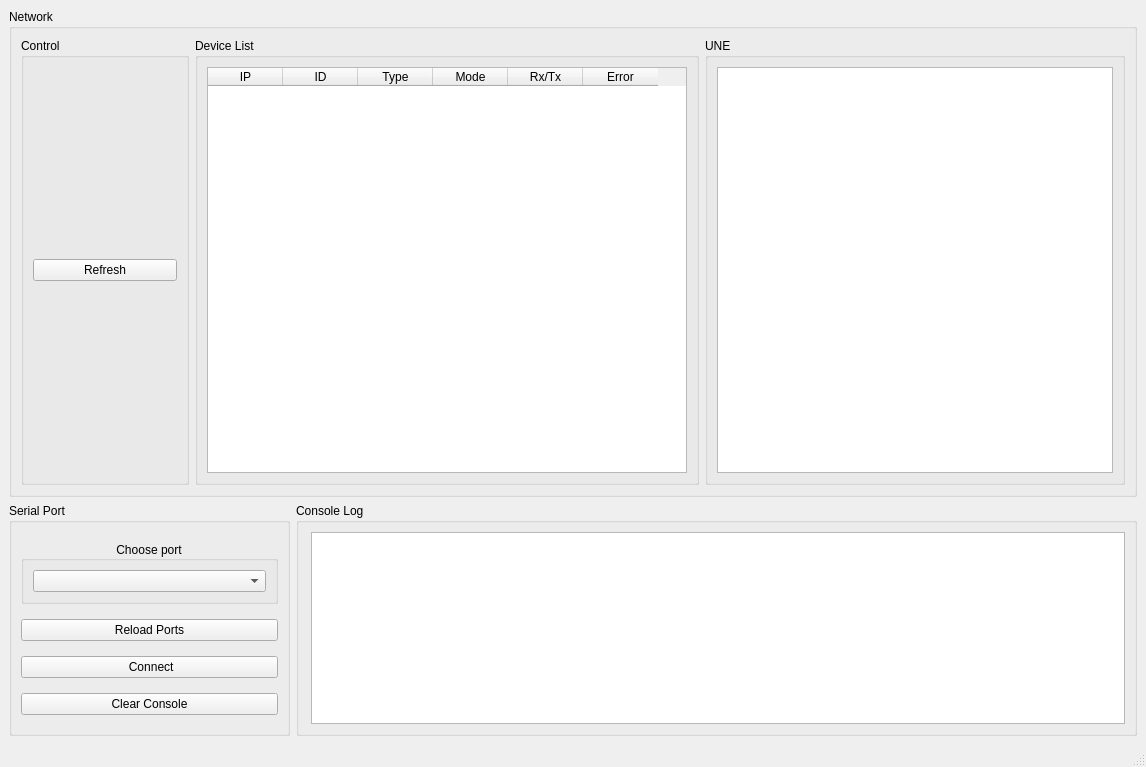
Qt form src/main/resources/ui_qt/mainwindow.ui (DemianZ/UWB-Open-RTLS-Configurator) before a commit.
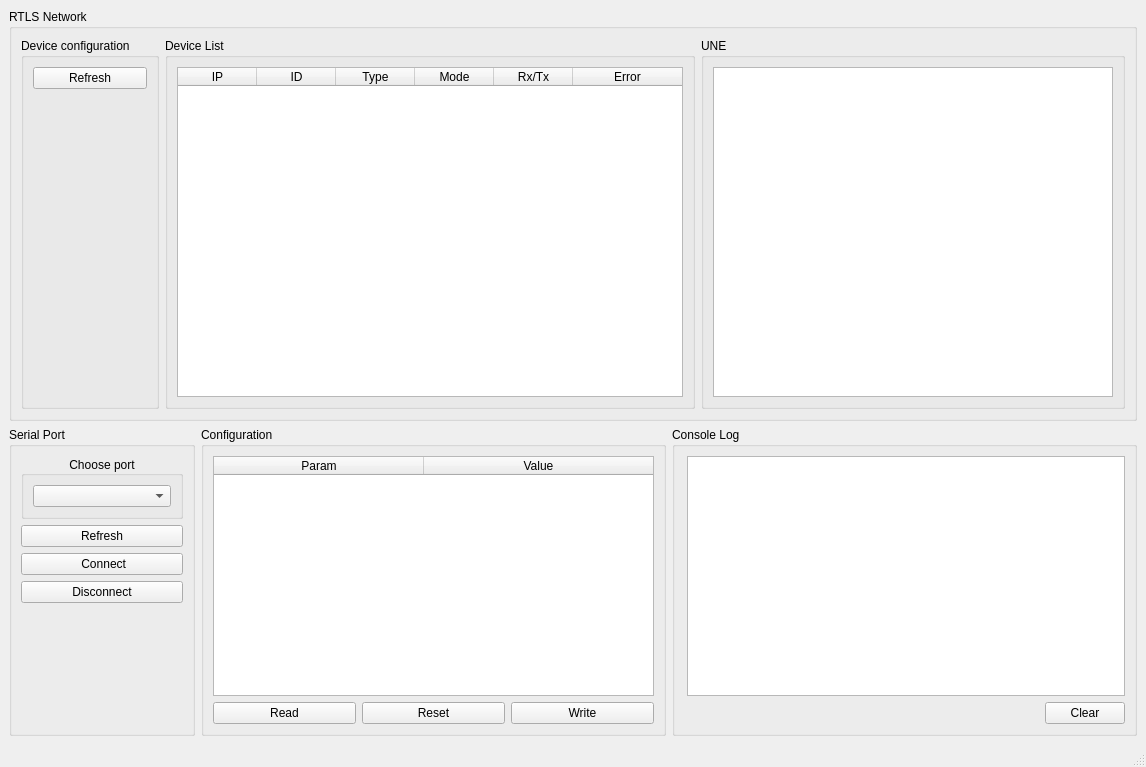
The same form after that commit.

What changed in the file:
```diff
--- a/src/main/resources/ui_qt/mainwindow.ui
+++ b/src/main/resources/ui_qt/mainwindow.ui
@@ -13,6 +13,18 @@
   <property name="windowTitle">
    <string>MainWindow</string>
   </property>
+  <property name="autoFillBackground">
+   <bool>false</bool>
+  </property>
+  <property name="animated">
+   <bool>false</bool>
+  </property>
+  <property name="tabShape">
+   <enum>QTabWidget::Rounded</enum>
+  </property>
+  <property name="unifiedTitleAndToolBarOnMac">
+   <bool>false</bool>
+  </property>
   <widget class="QWidget" name="centralwidget">
    <property name="sizePolicy">
     <sizepolicy hsizetype="Preferred" vsizetype="Preferred">
@@ -22,7 +34,7 @@
    </property>
    <layout class="QVBoxLayout" name="verticalLayout_2">
     <item>
-     <layout class="QVBoxLayout" name="verticalLayout_network">
+     <layout class="QVBoxLayout" name="verticalLayout_network" stretch="4,3">
       <item>
        <widget class="QGroupBox" name="groupBox_network">
         <property name="sizePolicy">
@@ -32,13 +44,13 @@
          </sizepolicy>
         </property>
         <property name="title">
-         <string>Network</string>
+         <string>RTLS Network</string>
         </property>
-        <layout class="QHBoxLayout" name="horizontalLayout_2" stretch="2,6,5">
+        <layout class="QHBoxLayout" name="horizontalLayout_2" stretch="1,5,4">
          <item>
           <widget class="QGroupBox" name="groupBox">
            <property name="title">
-            <string>Control</string>
+            <string>Device configuration</string>
            </property>
            <layout class="QVBoxLayout" name="verticalLayout_5">
             <item>
@@ -48,6 +60,19 @@
               </property>
              </widget>
             </item>
+            <item>
+             <spacer name="verticalSpacer_2">
+              <property name="orientation">
+               <enum>Qt::Vertical</enum>
+              </property>
+              <property name="sizeHint" stdset="0">
+               <size>
+                <width>20</width>
+                <height>40</height>
+               </size>
+              </property>
+             </spacer>
+            </item>
            </layout>
           </widget>
          </item>
@@ -81,7 +106,10 @@
                <bool>false</bool>
               </attribute>
               <attribute name="horizontalHeaderDefaultSectionSize">
-               <number>75</number>
+               <number>79</number>
+              </attribute>
+              <attribute name="horizontalHeaderStretchLastSection">
+               <bool>true</bool>
               </attribute>
               <column>
                <property name="text">
@@ -134,7 +162,7 @@
        </widget>
       </item>
       <item>
-       <layout class="QHBoxLayout" name="horizontalLayout_serial">
+       <layout class="QHBoxLayout" name="horizontalLayout_serial" stretch="2,5,5">
         <item>
          <widget class="QGroupBox" name="groupBox_serial">
           <property name="sizePolicy">
@@ -181,7 +209,7 @@
            <item>
             <widget class="QPushButton" name="pushButton_reloadPorts">
              <property name="text">
-              <string>Reload Ports</string>
+              <string>Refresh</string>
              </property>
             </widget>
            </item>
@@ -199,17 +227,96 @@
             </widget>
            </item>
            <item>
-            <widget class="QPushButton" name="pushButton_clear">
-             <property name="sizePolicy">
-              <sizepolicy hsizetype="Minimum" vsizetype="Fixed">
-               <horstretch>0</horstretch>
-               <verstretch>0</verstretch>
-              </sizepolicy>
-             </property>
+            <widget class="QPushButton" name="pushButton_disconnect">
              <property name="text">
-              <string>Clear Console</string>
+              <string>Disconnect</string>
              </property>
             </widget>
+           </item>
+           <item>
+            <spacer name="verticalSpacer">
+             <property name="orientation">
+              <enum>Qt::Vertical</enum>
+             </property>
+             <property name="sizeHint" stdset="0">
+              <size>
+               <width>20</width>
+               <height>40</height>
+              </size>
+             </property>
+            </spacer>
+           </item>
+          </layout>
+         </widget>
+        </item>
+        <item>
+         <widget class="QGroupBox" name="groupBox_config">
+          <property name="title">
+           <string>Configuration</string>
+          </property>
+          <layout class="QVBoxLayout" name="verticalLayout_7">
+           <item>
+            <widget class="QTableWidget" name="tableWidget_config">
+             <property name="sizeAdjustPolicy">
+              <enum>QAbstractScrollArea::AdjustIgnored</enum>
+             </property>
+             <property name="sortingEnabled">
+              <bool>true</bool>
+             </property>
+             <property name="rowCount">
+              <number>0</number>
+             </property>
+             <property name="columnCount">
+              <number>2</number>
+             </property>
+             <attribute name="horizontalHeaderCascadingSectionResizes">
+              <bool>false</bool>
+             </attribute>
+             <attribute name="horizontalHeaderDefaultSectionSize">
+              <number>210</number>
+             </attribute>
+             <attribute name="horizontalHeaderHighlightSections">
+              <bool>true</bool>
+             </attribute>
+             <attribute name="horizontalHeaderStretchLastSection">
+              <bool>true</bool>
+             </attribute>
+             <column>
+              <property name="text">
+               <string>Param</string>
+              </property>
+             </column>
+             <column>
+              <property name="text">
+               <string>Value</string>
+              </property>
+             </column>
+            </widget>
+           </item>
+           <item>
+            <layout class="QHBoxLayout" name="horizontalLayout_configButtons">
+             <item>
+              <widget class="QPushButton" name="pushButton_rdConfig">
+               <property name="text">
+                <string>Read</string>
+               </property>
+              </widget>
+             </item>
+             <item>
+              <widget class="QPushButton" name="pushButton_resetConfig">
+               <property name="text">
+                <string>Reset</string>
+               </property>
+              </widget>
+             </item>
+             <item>
+              <widget class="QPushButton" name="pushButton_wrConfig">
+               <property name="text">
+                <string>Write</string>
+               </property>
+              </widget>
+             </item>
+            </layout>
            </item>
           </layout>
          </widget>
@@ -225,7 +332,7 @@
           <property name="title">
            <string>Console Log</string>
           </property>
-          <layout class="QVBoxLayout" name="verticalLayout_1" stretch="0">
+          <layout class="QVBoxLayout" name="verticalLayout_1" stretch="0,0">
            <property name="leftMargin">
             <number>12</number>
            </property>
@@ -242,6 +349,36 @@
              </property>
             </widget>
            </item>
+           <item>
+            <layout class="QHBoxLayout" name="horizontalLayout_3" stretch="5,1">
+             <item>
+              <spacer name="horizontalSpacer">
+               <property name="orientation">
+                <enum>Qt::Horizontal</enum>
+               </property>
+               <property name="sizeHint" stdset="0">
+                <size>
+                 <width>40</width>
+                 <height>20</height>
+                </size>
+               </property>
+              </spacer>
+             </item>
+             <item>
+              <widget class="QPushButton" name="pushButton_clear">
+               <property name="sizePolicy">
+                <sizepolicy hsizetype="Minimum" vsizetype="Fixed">
+                 <horstretch>0</horstretch>
+                 <verstretch>0</verstretch>
+                </sizepolicy>
+               </property>
+               <property name="text">
+                <string>Clear</string>
+               </property>
+              </widget>
+             </item>
+            </layout>
+           </item>
           </layout>
          </widget>
         </item>
```
Left out of the diff: 9 changed lines with no effect on the pictures.
